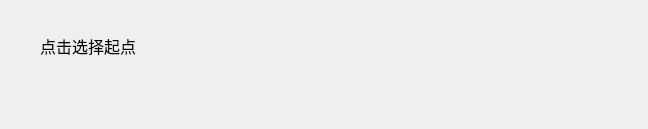
Above: pathwidget.ui from skleaves/CampusNav before the change. Below: the same form after it.
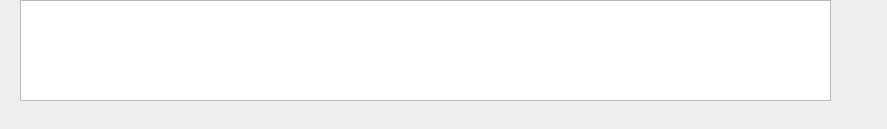
That is the form after the change.

The edit to the form file:
```diff
--- a/pathwidget.ui
+++ b/pathwidget.ui
@@ -6,30 +6,24 @@
    <rect>
     <x>0</x>
     <y>0</y>
-    <width>648</width>
+    <width>887</width>
     <height>129</height>
    </rect>
   </property>
   <property name="windowTitle">
    <string>Form</string>
   </property>
-  <widget class="QLabel" name="label">
+  <widget class="QTextBrowser" name="textBrowser">
    <property name="geometry">
     <rect>
-     <x>40</x>
-     <y>30</y>
-     <width>141</width>
-     <height>31</height>
+     <x>20</x>
+     <y>0</y>
+     <width>811</width>
+     <height>101</height>
     </rect>
    </property>
-   <property name="font">
-    <font>
-     <family>幼圆</family>
-     <pointsize>12</pointsize>
-    </font>
-   </property>
-   <property name="text">
-    <string>点击选择起点</string>
+   <property name="focusPolicy">
+    <enum>Qt::NoFocus</enum>
    </property>
   </widget>
  </widget>
```
